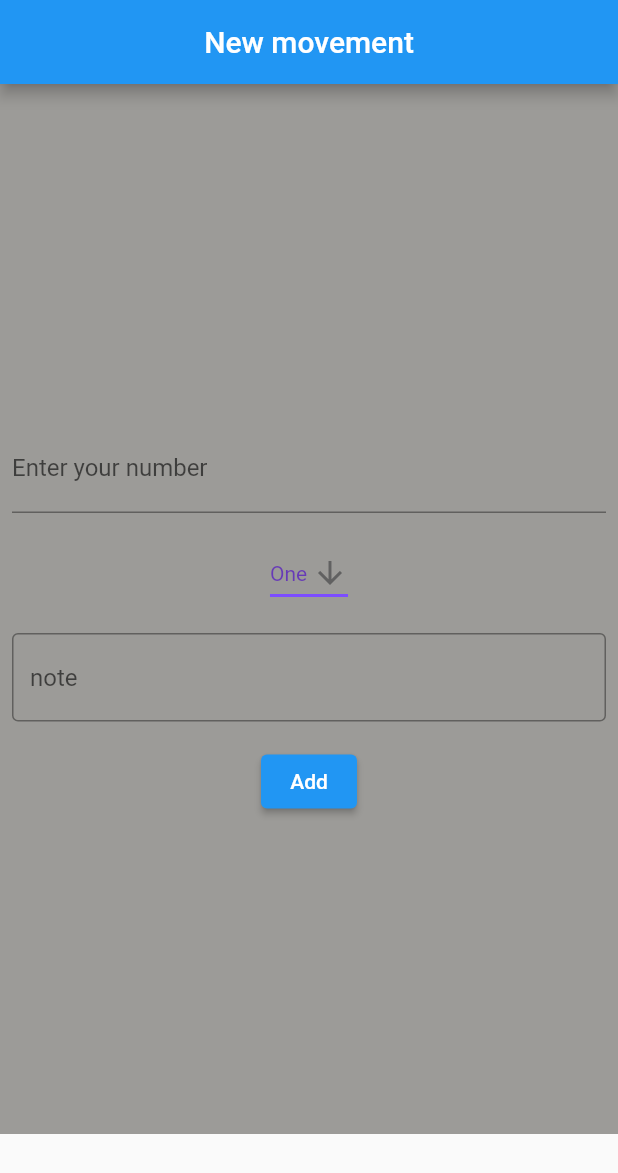
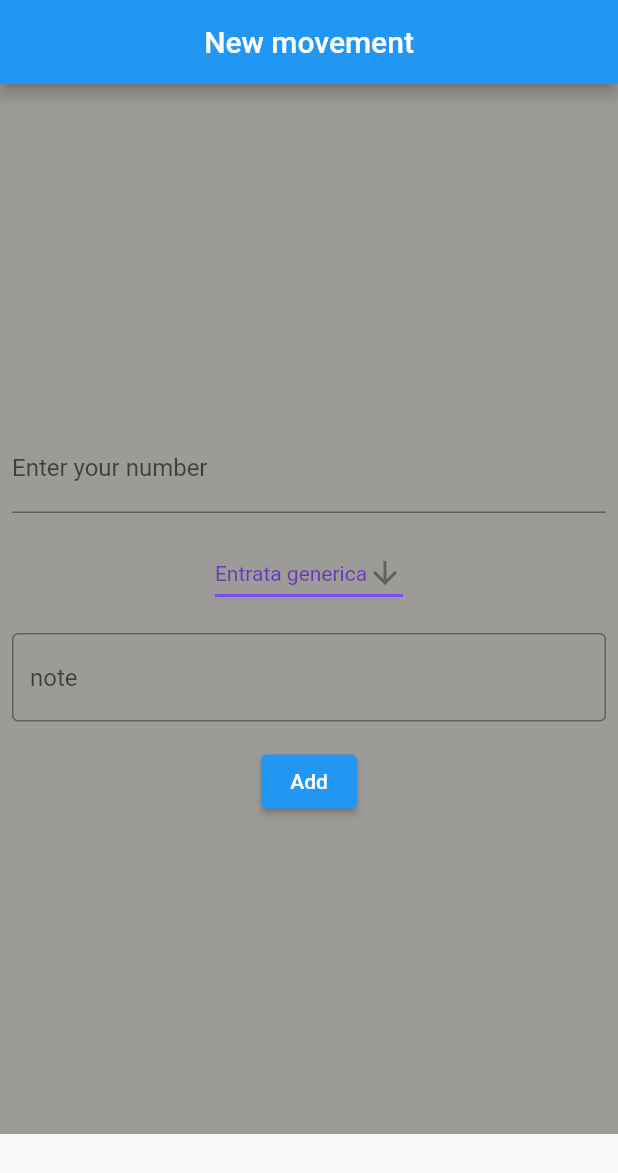
Before and after one commit to AurelMalaj/CakeMoney, a Flutter app: the Entrance screen opened directly, after a tap on the "add" icon, on a phone screen of 412 x 824 dp. Shown: the top 1173 px of the screen. Run offline on Flutter 3.47's test engine with Material 2 defaults, Android fonts, the phone set to English and light mode, and no system bars.

Commit message:
Co-authored-by: Francesco Santi <FrancescoSanti96@users.noreply.github.com> Fix category e modifche entrace + metodo in Wallet

```diff
--- a/lib/model/wallet.dart
+++ b/lib/model/wallet.dart
@@ -5,6 +5,12 @@ import 'package:flutter/material.dart';
 class Wallet with ChangeNotifier {
   //si istanzia una lista
   late List<Movement> movements;
+  final List<String> possibileCategories = [
+    "Entrata generica",
+    "Uscita generica",
+    "Bollette/Utenze",
+    "Paghetta",
+  ];
   //costruttore per inizializzare movements
   Wallet() {
     movements = [];
@@ -33,4 +39,14 @@ class Wallet with ChangeNotifier {
     }
     return sum;
   }
+
+  List<Movement> entranceMovements() {
+    List<Movement> positiveMovements = [];
+    movements.forEach((mov) {
+      if (mov.value > 0) {
+        positiveMovements.add(mov);
+      }
+    });
+    return positiveMovements;
+  }
 }
--- a/lib/screens/entrance.dart
+++ b/lib/screens/entrance.dart
@@ -29,7 +29,7 @@ class _EntranceState extends State<Entrance> {
         ),
         body: ListView.separated(
           padding: const EdgeInsets.all(8),
-          itemCount: Provider.of<Wallet>(context).movements.length,
+          itemCount: Provider.of<Wallet>(context).entranceMovements().length,
           itemBuilder: (BuildContext context, int index) {
             return Container(
               height: 100,
@@ -41,16 +41,16 @@ class _EntranceState extends State<Entrance> {
                 child: Column(
                   children: [
                     Text(
-                      '${Provider.of<Wallet>(context).movements[index].value} €',
+                      '${Provider.of<Wallet>(context).entranceMovements()[index].value} €',
                       style:
                           TextStyle(fontWeight: FontWeight.bold, fontSize: 25),
                     ),
                     Text(
-                      'Categoria : ${Provider.of<Wallet>(context).movements[index].category}',
+                      'Categoria : ${Provider.of<Wallet>(context).entranceMovements()[index].category}',
                       style: TextStyle(fontSize: 20),
                     ),
                     Text(
-                      'Note : ${Provider.of<Wallet>(context).movements[index].note}',
+                      'Note : ${Provider.of<Wallet>(context).entranceMovements()[index].note}',
                       style:
                           TextStyle(fontStyle: FontStyle.italic, fontSize: 16),
                     )
--- a/lib/widgets/ScreenAddNewMovement/buttonAdd.dart
+++ b/lib/widgets/ScreenAddNewMovement/buttonAdd.dart
@@ -22,6 +22,7 @@ class _ButtonAddState extends State<ButtonAdd> {
   Widget build(BuildContext context) {
     TextEditingController numberController = TextEditingController();
     TextEditingController noteController = TextEditingController();
+    String? valueCategory = "";
 
     return Container(
       height: 700,
@@ -43,7 +44,10 @@ class _ButtonAddState extends State<ButtonAdd> {
 
             // Text('ciao'),
             //seleziona categoria
-            const ButtonSelectCategory(),
+            ButtonSelectCategory(onchange: (String? value) {
+              //Alle modifiche nel componente le richiamo qui nella callback
+              valueCategory = value;
+            }),
             //Inserimento note
             Padding(
               padding: EdgeInsets.symmetric(horizontal: 8, vertical: 16),
@@ -59,7 +63,7 @@ class _ButtonAddState extends State<ButtonAdd> {
               onPressed: (() {
                 Provider.of<Wallet>(context, listen: false).addMovemnt(Movement(
                     value: double.parse(numberController.text),
-                    category: "pinoli",
+                    category: valueCategory,
                     note: noteController.text));
                 Navigator.push(
                   context,
--- a/lib/widgets/ScreenAddNewMovement/buttonSelectCategory.dart
+++ b/lib/widgets/ScreenAddNewMovement/buttonSelectCategory.dart
@@ -1,19 +1,30 @@
+import 'package:cakemoney/model/movement.dart';
 import 'package:flutter/material.dart';
+import 'package:provider/provider.dart';
+
+import '../../model/wallet.dart';
 
 class ButtonSelectCategory extends StatefulWidget {
-  const ButtonSelectCategory({Key? key}) : super(key: key);
+  // Funzione da passare come callback al widgett buttonAddCategory
+
+  final Function(String? value) onchange;
+  const ButtonSelectCategory({Key? key, required this.onchange})
+      : super(key: key);
 
   @override
   State<ButtonSelectCategory> createState() => _ButtonSelectCategoryState();
 }
 
 class _ButtonSelectCategoryState extends State<ButtonSelectCategory> {
-  String dropdownValue = 'One';
+  //potresti avere dei record senza categoria
+  //colpa anche del ?
+  String dropdownValue = "";
 
   @override
   Widget build(BuildContext context) {
     return DropdownButton<String>(
-      value: dropdownValue,
+      value: dropdownValue =
+          Provider.of<Wallet>(context).possibileCategories[0],
       icon: const Icon(Icons.arrow_downward),
       elevation: 16,
       style: const TextStyle(color: Colors.deepPurple),
@@ -25,8 +36,11 @@ class _ButtonSelectCategoryState extends State<ButtonSelectCategory> {
         setState(() {
           dropdownValue = newValue!;
         });
+        //richiamo la callback per quando avvengo delle modifiche al valore category
+        this.widget.onchange(newValue);
       },
-      items: <String>['One', 'Two', 'Free', 'Four']
+      items: Provider.of<Wallet>(context, listen: true)
+          .possibileCategories
           .map<DropdownMenuItem<String>>((String value) {
         return DropdownMenuItem<String>(
           value: value,
```
Also changed, not shown: lib/model/movement.dart (+1 -25 lines).
